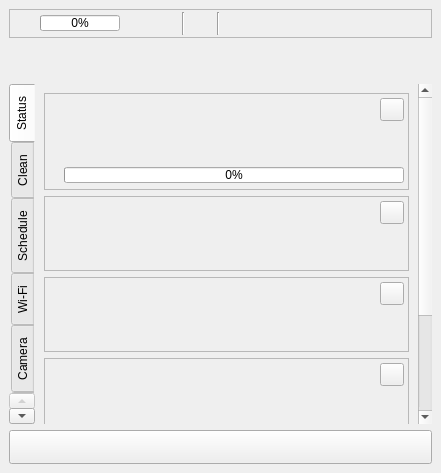
First picture: the form in valetudo_qgis/ui/status_panel.ui, repository sylsta/homeqgis, before the edit.
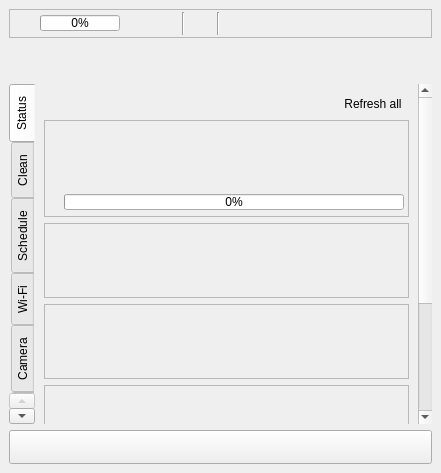
Second picture: the form after the edit. Custom widgets are drawn as their Qt base class.

Commit message: Status tab: one Refresh all button instead of one per server

What changed in the file:
```diff
--- a/valetudo_qgis/ui/status_panel.ui
+++ b/valetudo_qgis/ui/status_panel.ui
@@ -230,6 +230,39 @@
                <property name="bottomMargin">
                 <number>0</number>
                </property>
+               <item>
+                <layout class="QHBoxLayout" name="status_top_layout">
+                 <item>
+                  <spacer name="status_top_spacer">
+                   <property name="orientation">
+                    <enum>Qt::Horizontal</enum>
+                   </property>
+                   <property name="sizeHint">
+                    <size>
+                     <width>0</width>
+                     <height>20</height>
+                    </size>
+                   </property>
+                  </spacer>
+                 </item>
+                 <item>
+                  <widget class="QToolButton" name="btn_refresh_all">
+                   <property name="text">
+                    <string>Refresh all</string>
+                   </property>
+                   <property name="toolButtonStyle">
+                    <enum>Qt::ToolButtonTextBesideIcon</enum>
+                   </property>
+                   <property name="autoRaise">
+                    <bool>true</bool>
+                   </property>
+                   <property name="toolTip">
+                    <string>Read every server again now (each one also refreshes by itself)</string>
+                   </property>
+                  </widget>
+                 </item>
+                </layout>
+               </item>
                <item>
                 <widget class="QFrame" name="robot_header">
                  <property name="frameShape">
@@ -252,7 +285,7 @@
                    <number>6</number>
                   </property>
                   <item>
-                   <layout class="QHBoxLayout" name="header_layout" stretch="0,1,0,0,0">
+                   <layout class="QHBoxLayout" name="header_layout" stretch="0,1,0,0">
                     <item>
                      <widget class="QLabel" name="lbl_details_logo">
                       <property name="toolTip">
@@ -277,13 +310,6 @@
                       </property>
                      </widget>
                     </item>
-                    <item>
-                     <widget class="QToolButton" name="btn_refresh">
-                      <property name="toolTip">
-                       <string>Refresh now</string>
-                      </property>
-                     </widget>
-                    </item>
                    </layout>
                   </item>
                   <item>
@@ -363,7 +389,7 @@
                    <number>6</number>
                   </property>
                   <item>
-                   <layout class="QHBoxLayout" name="pi_header_row" stretch="0,1,0,0,0">
+                   <layout class="QHBoxLayout" name="pi_header_row" stretch="0,1,0,0">
                     <item>
                      <widget class="QLabel" name="lbl_pi_logo">
                       <property name="toolTip">
@@ -388,13 +414,6 @@
                       </property>
                      </widget>
                     </item>
-                    <item>
-                     <widget class="QToolButton" name="btn_pi_refresh">
-                      <property name="toolTip">
-                       <string>Refresh now</string>
-                      </property>
-                     </widget>
-                    </item>
                    </layout>
                   </item>
                   <item>
@@ -441,7 +460,7 @@
                    <number>6</number>
                   </property>
                   <item>
-                   <layout class="QHBoxLayout" name="ha_header_row" stretch="0,1,0,0,0">
+                   <layout class="QHBoxLayout" name="ha_header_row" stretch="0,1,0,0">
                     <item>
                      <widget class="QLabel" name="lbl_ha_logo">
                       <property name="toolTip">
@@ -466,13 +485,6 @@
                       </property>
                      </widget>
                     </item>
-                    <item>
-                     <widget class="QToolButton" name="btn_ha_refresh">
-                      <property name="toolTip">
-                       <string>Refresh now</string>
-                      </property>
-                     </widget>
-                    </item>
                    </layout>
                   </item>
                   <item>
@@ -519,7 +531,7 @@
                    <number>6</number>
                   </property>
                   <item>
-                   <layout class="QHBoxLayout" name="nuc_header_row" stretch="0,1,0,0,0">
+                   <layout class="QHBoxLayout" name="nuc_header_row" stretch="0,1,0,0">
                     <item>
                      <widget class="QLabel" name="lbl_nuc_logo">
                       <property name="toolTip">
@@ -544,13 +556,6 @@
                       </property>
                      </widget>
                     </item>
-                    <item>
-                     <widget class="QToolButton" name="btn_nuc_refresh">
-                      <property name="toolTip">
-                       <string>Refresh now</string>
-                      </property>
-                     </widget>
-                    </item>
                    </layout>
                   </item>
                   <item>
```
Left out of the diff: 9 changed lines with no effect on the pictures. The commit also changes 4 other files.
